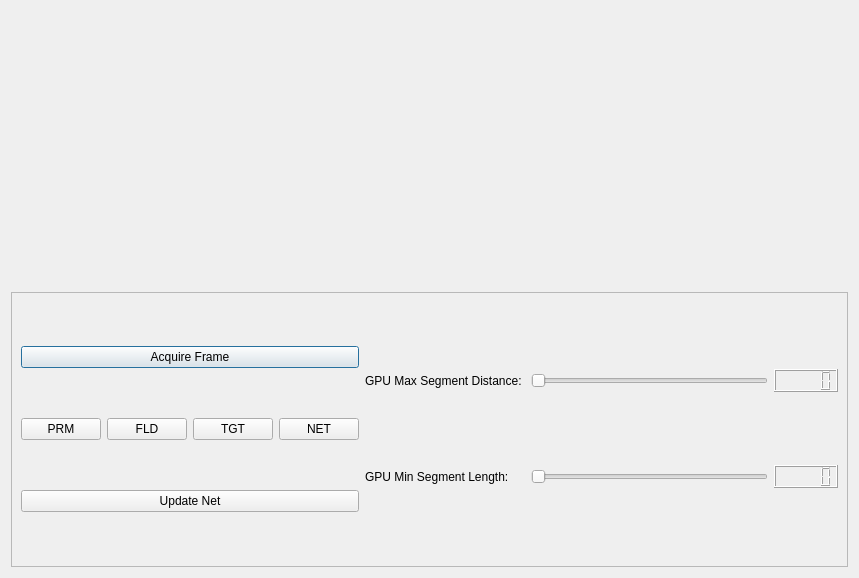
Qt form TrackerRT_UI/UICalibrationDisplay.ui (hvictor/Release) before a commit.
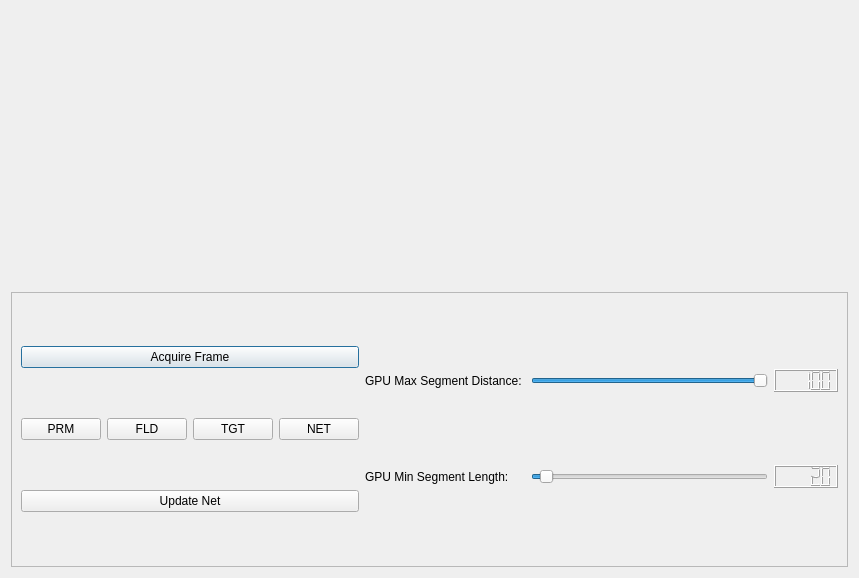
The same form after that commit. Custom widgets are drawn as their Qt base class.

```diff
--- a/TrackerRT_UI/UICalibrationDisplay.ui
+++ b/TrackerRT_UI/UICalibrationDisplay.ui
@@ -76,7 +76,11 @@
       <item>
        <layout class="QGridLayout" name="gridLayout_2">
         <item row="0" column="2">
-         <widget class="QLCDNumber" name="lcdGPUSegments"/>
+         <widget class="QLCDNumber" name="lcdGPUSegments">
+          <property name="value" stdset="0">
+           <double>100.000000000000000</double>
+          </property>
+         </widget>
         </item>
         <item row="1" column="2">
          <widget class="QLCDNumber" name="lcdGPUDistance">
@@ -90,6 +94,9 @@
           <property name="autoFillBackground">
            <bool>false</bool>
           </property>
+          <property name="value" stdset="0">
+           <double>20.000000000000000</double>
+          </property>
          </widget>
         </item>
         <item row="1" column="0">
@@ -114,6 +121,9 @@
           <property name="maximum">
            <number>100</number>
           </property>
+          <property name="value">
+           <number>100</number>
+          </property>
           <property name="orientation">
            <enum>Qt::Horizontal</enum>
           </property>
@@ -127,6 +137,9 @@
           <property name="maximum">
            <number>500</number>
           </property>
+          <property name="value">
+           <number>20</number>
+          </property>
           <property name="orientation">
            <enum>Qt::Horizontal</enum>
           </property>
```
Left out of the diff: 16 changed lines with no effect on the pictures.
